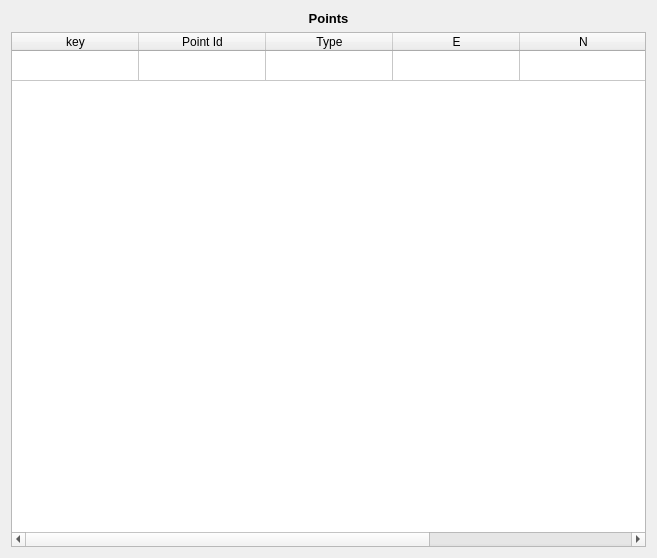
e-foto/e-foto, file interface/project/PointsLayout.ui: the form before one commit.
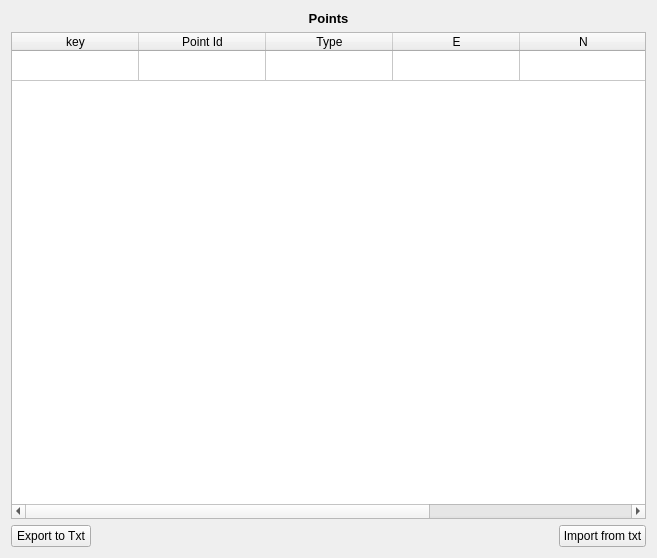
The form after the commit.

Patch:
```diff
--- a/interface/project/PointsLayout.ui
+++ b/interface/project/PointsLayout.ui
@@ -10,14 +10,17 @@
     <height>558</height>
    </rect>
   </property>
+  <property name="sizePolicy">
+   <sizepolicy hsizetype="Expanding" vsizetype="Expanding">
+    <horstretch>0</horstretch>
+    <verstretch>0</verstretch>
+   </sizepolicy>
+  </property>
   <property name="windowTitle">
    <string>Form</string>
   </property>
-  <layout class="QGridLayout" name="gridLayout">
-   <property name="sizeConstraint">
-    <enum>QLayout::SetMaximumSize</enum>
-   </property>
-   <item row="0" column="0">
+  <layout class="QVBoxLayout" name="verticalLayout">
+   <item>
     <widget class="QLabel" name="label">
      <property name="text">
       <string>&lt;!DOCTYPE HTML PUBLIC &quot;-//W3C//DTD HTML 4.0//EN&quot; &quot;http://www.w3.org/TR/REC-html40/strict.dtd&quot;&gt;
@@ -31,7 +34,7 @@
      </property>
     </widget>
    </item>
-   <item row="1" column="0">
+   <item>
     <widget class="QTableWidget" name="pointsTable">
      <property name="enabled">
       <bool>true</bool>
@@ -129,6 +132,37 @@
      </column>
     </widget>
    </item>
+   <item>
+    <layout class="QHBoxLayout" name="horizontalLayout">
+     <item>
+      <widget class="QPushButton" name="exportToTxtButton">
+       <property name="text">
+        <string>Export to Txt</string>
+       </property>
+      </widget>
+     </item>
+     <item>
+      <spacer name="horizontalSpacer">
+       <property name="orientation">
+        <enum>Qt::Horizontal</enum>
+       </property>
+       <property name="sizeHint" stdset="0">
+        <size>
+         <width>40</width>
+         <height>20</height>
+        </size>
+       </property>
+      </spacer>
+     </item>
+     <item>
+      <widget class="QPushButton" name="importButton">
+       <property name="text">
+        <string>Import from txt</string>
+       </property>
+      </widget>
+     </item>
+    </layout>
+   </item>
   </layout>
  </widget>
  <resources/>
```
Left out of the diff: 15 changed lines with no effect on the pictures.
